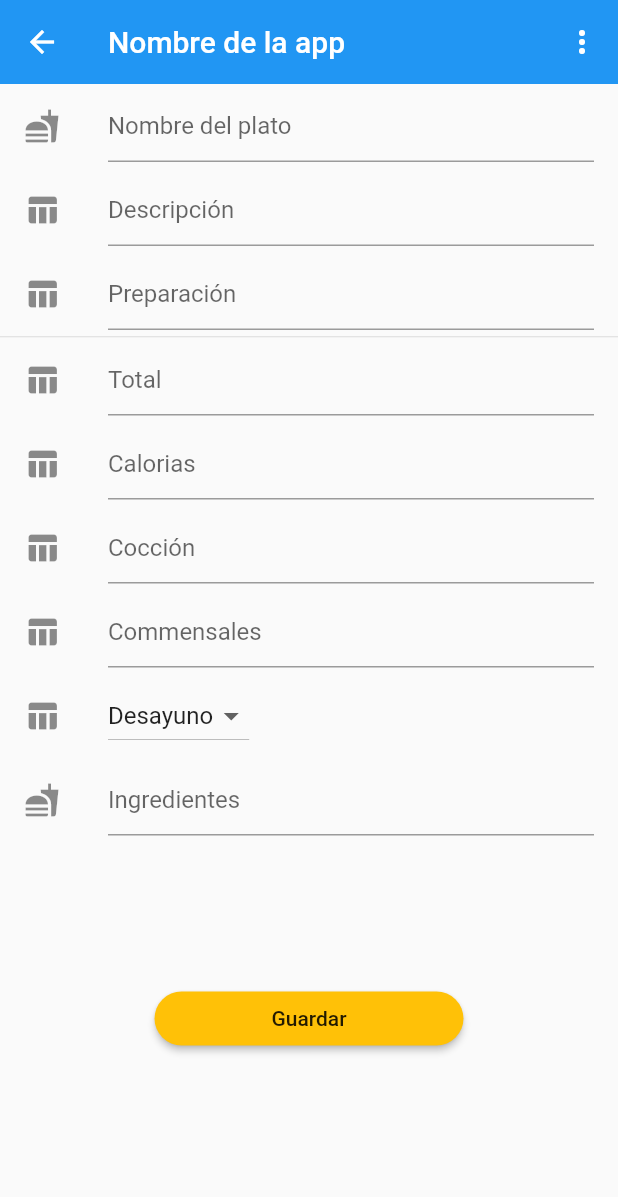
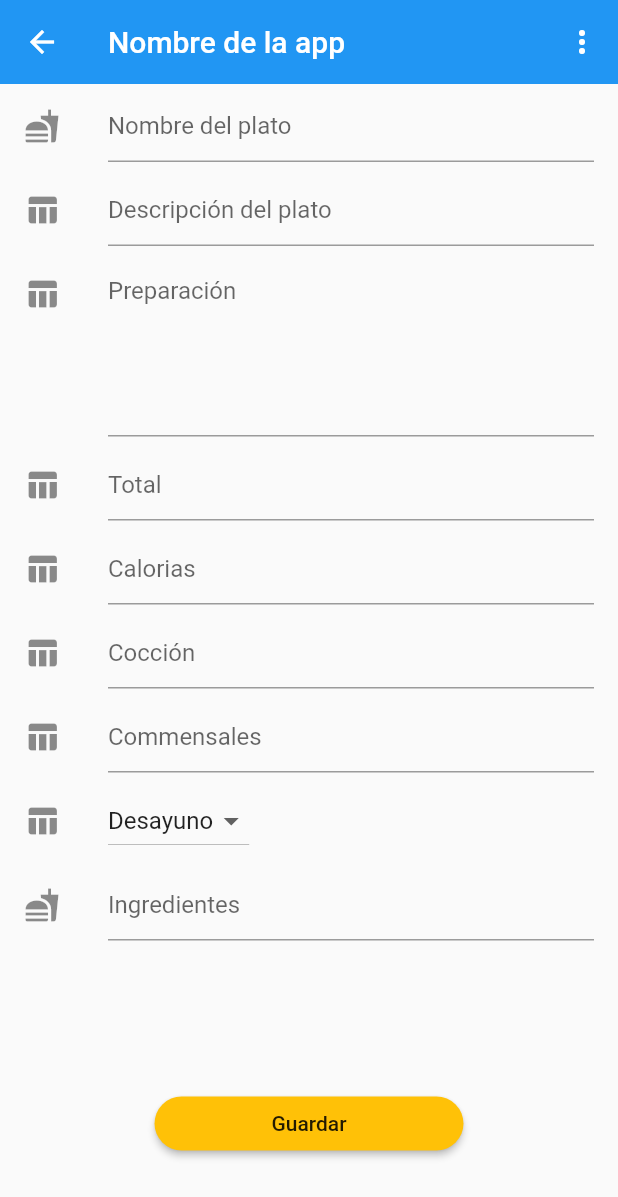
Before and after one commit to dvelez3815/cuidando_a_quien_me_cuida, a Flutter app: the Recetas screen opened directly, after a tap on the "add" icon, on a phone screen of 412 x 824 dp. Shown: the top 1197 px of the screen. Run offline on Flutter 3.47's test engine with Material 2 defaults, Android fonts, the phone set to English and light mode, and no system bars; our stand-ins replace device_preview, sqflite; accounts and stored records are empty.

Commit message:
Nuevas vistas

```diff
--- a/lib/providers/contenido_provider.dart
+++ b/lib/providers/contenido_provider.dart
@@ -14,4 +14,4 @@ class _Contenido {
   }
 }
 
-final busesProvider = new _Contenido();
+final dataContenidoPanel = new _Contenido();
--- a/lib/rutas/const_rutas.dart
+++ b/lib/rutas/const_rutas.dart
@@ -9,3 +9,4 @@ const String RUTINATARDE = "tarde";
 const String RUTINANOCHE = "noche";
 const String ADDPLATOS = "add_platos";
 const String TESTING = "test";
+const String INFO_COMIDA = "info_comida";
--- a/lib/rutas/rutas.dart
+++ b/lib/rutas/rutas.dart
@@ -1,13 +1,15 @@
 import 'package:flutter/material.dart';
-import 'package:utm_vinculacion/vistas/mobile/actividades.dart';
-import 'package:utm_vinculacion/vistas/mobile/add_platos.dart';
-import 'package:utm_vinculacion/vistas/mobile/contenido.dart';
-import 'package:utm_vinculacion/vistas/mobile/contenidos/maniana.dart';
-import 'package:utm_vinculacion/vistas/mobile/contenidos/noche.dart';
-import 'package:utm_vinculacion/vistas/mobile/contenidos/tarde.dart';
-import 'package:utm_vinculacion/vistas/mobile/cuidados.dart';
+import 'package:utm_vinculacion/models/comida_model.dart';
+import 'package:utm_vinculacion/vistas/mobile/ver_contenido/actividades.dart';
+import 'package:utm_vinculacion/vistas/mobile/ver_contenido/add_platos.dart';
+import 'package:utm_vinculacion/vistas/mobile/ver_contenido/contenido_panel_P.dart';
+import 'package:utm_vinculacion/vistas/mobile/actividades/maniana.dart';
+import 'package:utm_vinculacion/vistas/mobile/actividades/noche.dart';
+import 'package:utm_vinculacion/vistas/mobile/actividades/tarde.dart';
+import 'package:utm_vinculacion/vistas/mobile/ver_contenido/cuidados.dart';
 import 'package:utm_vinculacion/vistas/mobile/home.dart';
-import 'package:utm_vinculacion/vistas/mobile/recetas.dart';
+import 'package:utm_vinculacion/vistas/mobile/ver_contenido/info_receta.dart';
+import 'package:utm_vinculacion/vistas/mobile/ver_contenido/recetas.dart';
 import 'package:utm_vinculacion/vistas/mobile/rutina.dart';
 import 'package:utm_vinculacion/vistas/mobile/test/test_page.dart';
 import 'const_rutas.dart' as constantesRutas;
@@ -16,37 +18,29 @@ Route<dynamic> generarRutas(RouteSettings routeSettings){
   switch (routeSettings.name) {
     case (constantesRutas.HOME): //En caso de que... Navigator.pushNamed(context, 'Home') <- fuese ese lo mando a la ruta Home
       return MaterialPageRoute(builder: (BuildContext context)=>Home());
-      break;
     case(constantesRutas.CONTENIDO):
       return MaterialPageRoute(builder: (BuildContext context)=>Contenido());
-      break;
     case(constantesRutas.CUIDADO):
       return MaterialPageRoute(builder: (BuildContext context)=>Cuidados());
-      break;
     case(constantesRutas.ACTIVIDADES):
       return MaterialPageRoute(builder: (BuildContext context)=>Actividades());
-      break;
     case(constantesRutas.RECETAS):
       return MaterialPageRoute(builder: (BuildContext context)=>Recetas());
-      break;
     case(constantesRutas.RUTINA):
       return MaterialPageRoute(builder: (BuildContext context)=>Rutina());
-      break;
     case(constantesRutas.RUTINAMANIANA):
       return MaterialPageRoute(builder: (BuildContext context)=>Maniana());
-      break;
     case(constantesRutas.RUTINATARDE):
       return MaterialPageRoute(builder: (BuildContext context)=>Tarde());
-      break;
     case(constantesRutas.RUTINANOCHE):
       return MaterialPageRoute(builder: (BuildContext context)=>Noche());
-      break;
     case(constantesRutas.ADDPLATOS):
       return MaterialPageRoute(builder: (BuildContext context)=>AddPlatos());
-      break;
     case(constantesRutas.TESTING):
       return MaterialPageRoute(builder: (BuildContext context)=>TestPage());
-      break;
+    case(constantesRutas.INFO_COMIDA):
+    Comida comida = routeSettings.arguments;
+      return MaterialPageRoute(builder: (BuildContext context)=>InfoReceta(comida: comida));
 
     default:
     return MaterialPageRoute(builder: (BuildContext context)=>Home());
--- /dev/null
+++ b/lib/vistas/mobile/ver_contenido/add_platos.dart
@@ -0,0 +1,205 @@
+import 'package:flutter/material.dart';
+import 'package:utm_vinculacion/models/comida_model.dart';
+import 'package:utm_vinculacion/providers/db_provider.dart';
+import 'package:utm_vinculacion/vistas/mobile/widgets_reutilizables.dart';
+
+class AddPlatos extends StatefulWidget {
+  @override
+  State createState() => new _AddPlatosState();
+}
+
+class _AddPlatosState extends State<AddPlatos> {
+  List<TextEditingController> ingredientesController =
+      new List<TextEditingController>();
+
+  DBProvider dbProvider = DBProvider.db;
+  TextEditingController nombrePlato = new TextEditingController();
+  TextEditingController descripcion = new TextEditingController();
+  TextEditingController preparacion = new TextEditingController();
+  TextEditingController total = new TextEditingController();
+  TextEditingController calorias = new TextEditingController();
+  TextEditingController coccion = new TextEditingController();
+  TextEditingController commensales = new TextEditingController();
+  TextEditingController tipo = new TextEditingController();
+  List ingredientes;
+  List _horarios = ["Desayuno", "Almuerzo", "Merienda"];
+
+  List<DropdownMenuItem<String>> _dropDownMenuItems;
+  String _horaActual;
+  int totalIngredientes;
+  @override
+  void initState() {
+    ingredientes = [];
+    _dropDownMenuItems = getDropDownMenuItems();
+    _horaActual = _dropDownMenuItems[0].value;
+    super.initState();
+  }
+
+  List<DropdownMenuItem<String>> getDropDownMenuItems() {
+    List<DropdownMenuItem<String>> items = new List();
+    for (String horas in _horarios) {
+      items.add(new DropdownMenuItem(value: horas, child: new Text(horas)));
+    }
+    return items;
+  }
+
+  List<String> litems = [];
+  final TextEditingController eCtrl = new TextEditingController();
+  @override
+  Widget build(BuildContext ctxt) {
+    return new Scaffold(
+        appBar: AppBar(
+          elevation: 0,
+          title: Text('Nombre de la app'),
+          actions: <Widget>[tresPuntos()],
+        ),
+        body: ListView(children: <Widget>[
+          new Column(
+            children: <Widget>[
+              new ListTile(
+                leading: const Icon(Icons.fastfood),
+                title: new TextField(
+                  controller: nombrePlato,
+                  decoration: new InputDecoration(
+                    hintText: "Nombre del plato",
+                  ),
+                ),
+              ),
+              new ListTile(
+                leading: const Icon(Icons.table_chart),
+                title: new TextField(
+                  controller: descripcion,
+                  decoration: new InputDecoration(
+                    hintText: "Descripción del plato",
+                  ),
+                ),
+              ),
+              new ListTile(
+                leading: const Icon(Icons.table_chart),
+                title: new TextField(
+                  maxLines: 5,
+                  controller: preparacion,
+                  decoration: new InputDecoration(
+                    hintText: "Preparación",
+                  ),
+                ),
+              ),
+              new ListTile(
+                leading: const Icon(Icons.table_chart),
+                title: new TextField(
+                  controller: total,
+                  decoration: new InputDecoration(
+                    hintText: "Total",
+                  ),
+                ),
+              ),
+              new ListTile(
+                leading: const Icon(Icons.table_chart),
+                title: new TextField(
+                  controller: calorias,
+                  decoration: new InputDecoration(
+                    hintText: "Calorias",
+                  ),
+                ),
+              ),
+              new ListTile(
+                leading: const Icon(Icons.table_chart),
+                title: new TextField(
+                  controller: coccion,
+                  decoration: new InputDecoration(
+                    hintText: "Cocción",
+                  ),
+                ),
+              ),
+              new ListTile(
+                leading: const Icon(Icons.table_chart),
+                title: new TextField(
+                  controller: commensales,
+                  decoration: new InputDecoration(
+                    hintText: "Commensales",
+                  ),
+                ),
+              ),
+              ListTile(
+                leading: Icon(Icons.table_chart),
+                title: Column(
+                  crossAxisAlignment: CrossAxisAlignment.start,
+                  mainAxisAlignment: MainAxisAlignment.start,
+                  children: <Widget>[
+                    new DropdownButton(
+                      value: _horaActual,
+                      items: _dropDownMenuItems,
+                      onChanged: changedDropDownItem,
+                    )
+                  ],
+                ),
+              ),
+              Container(
+                height: 150,
+                child: new Column(
+                  children: <Widget>[
+                    new ListTile(
+                      leading: const Icon(Icons.fastfood),
+                      title: new TextField(
+                        decoration: InputDecoration(hintText: "Ingredientes"),
+                        controller: eCtrl,
+                        onSubmitted: (text) {
+                          litems.add(text);
+                          eCtrl.clear();
+                          setState(() {});
+                        },
+                      ),
+                    ),
+                    new Expanded(
+                      child: Scrollbar(
+                      child: new ListView.builder(
+                          itemCount: litems.length,
+                          itemBuilder: (BuildContext ctxt, int index) {
+                            return new ListTile(
+                                leading: const Icon(Icons.fastfood),
+                                title: Text(litems[index]));
+                          }),
+                    ))
+                  ],
+                ),
+              ),
+              Container(
+                  width: MediaQuery.of(context).size.width * 0.5,
+                  child: RaisedButton(
+                    color: Colors.amber,
+                    shape: RoundedRectangleBorder(
+                        borderRadius: BorderRadius.circular(20)),
+                    onPressed: () async {
+                      // List<String> ingredientesString = [];
+                      // for (var i = 0; i < ingredientes.length; i++) {
+                      //   ingredientesString.add(ingredientes[i].text);
+                      // }
+                      Comida comida = new Comida(
+                          calorias: calorias.text,
+                          coccion: coccion.text,
+                          comensales: commensales.text,
+                          descripcion: descripcion.text,
+                          ingredientes: litems,
+                          nombre: nombrePlato.text,
+                          preparacion: preparacion.text,
+                          rutaVista: null,
+                          tipo: _horaActual,
+                          total: total.text,
+                          urlImagen: "assets/imagenes/recetas.jpg"
+                        );
+                      final int response = await dbProvider.nuevaComida(comida);
+                      mostrarAlerta("${response != 0?"Datos guardados":"La tarea fracasó"} con éxito", context);
+                    },
+                    child: Text("Guardar"),
+                  ))
+            ],
+          )
+        ]));
+  }
+
+  void changedDropDownItem(String _horaSeleccionada) {
+    setState(() {
+      _horaActual = _horaSeleccionada;
+    });
+  }
+}
--- a/lib/vistas/mobile/contenido.dart
+++ b/lib/vistas/mobile/ver_contenido/contenido_panel_P.dart
@@ -25,7 +25,7 @@ class _ContenidoState extends State<Contenido> {
     return Container(
       padding: EdgeInsets.only(top: 20),
       child: FutureBuilder(
-        future: busesProvider.cargarData(),
+        future: dataContenidoPanel.cargarData(),
         initialData: [],
         builder: (BuildContext context, AsyncSnapshot<List<dynamic>> snapshot){
           return ListView(
```
Also changed, not shown: lib/vistas/mobile/add_platos.dart (deleted, +0 -396 lines), lib/vistas/mobile/ver_contenido/info_receta.dart (added, +52 -0 lines), lib/vistas/mobile/ver_contenido/recetas.dart (renamed from lib/vistas/mobile/recetas.dart, +5 -12 lines), lib/vistas/mobile/actividades/maniana.dart (renamed from lib/vistas/mobile/contenidos/maniana.dart), lib/vistas/mobile/actividades/noche.dart (renamed from lib/vistas/mobile/contenidos/noche.dart), lib/vistas/mobile/actividades/tarde.dart (renamed from lib/vistas/mobile/contenidos/tarde.dart), lib/vistas/mobile/ver_contenido/actividades.dart (renamed from lib/vistas/mobile/actividades.dart), lib/vistas/mobile/ver_contenido/cuidados.dart (renamed from lib/vistas/mobile/cuidados.dart), pubspec.lock.
